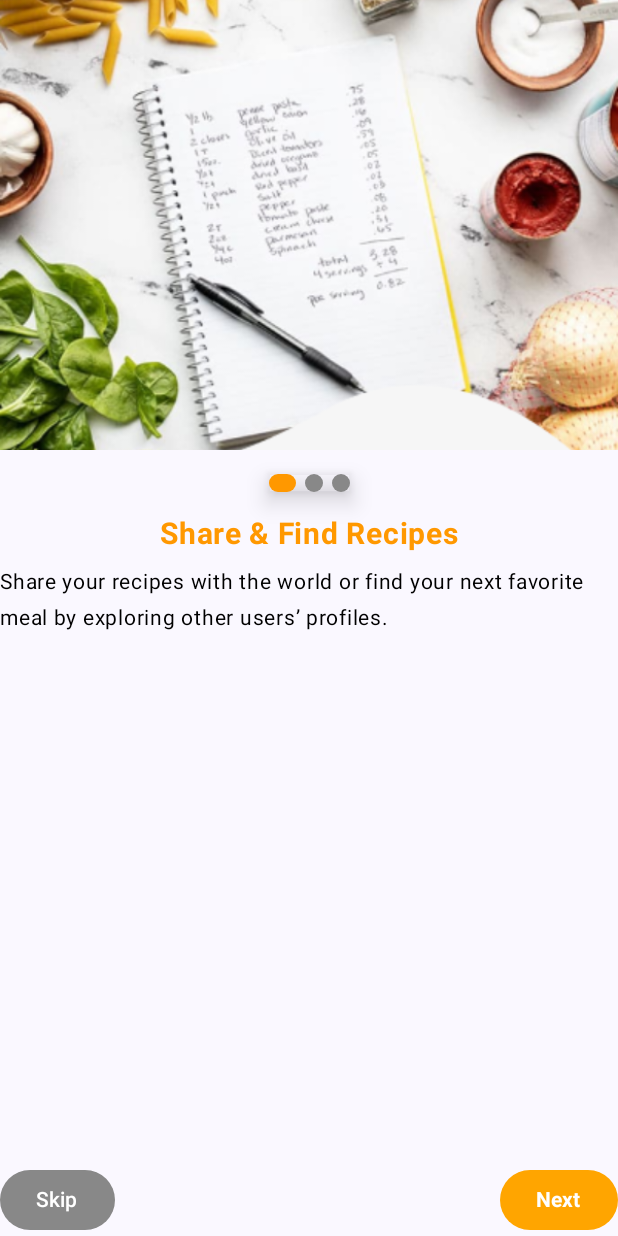
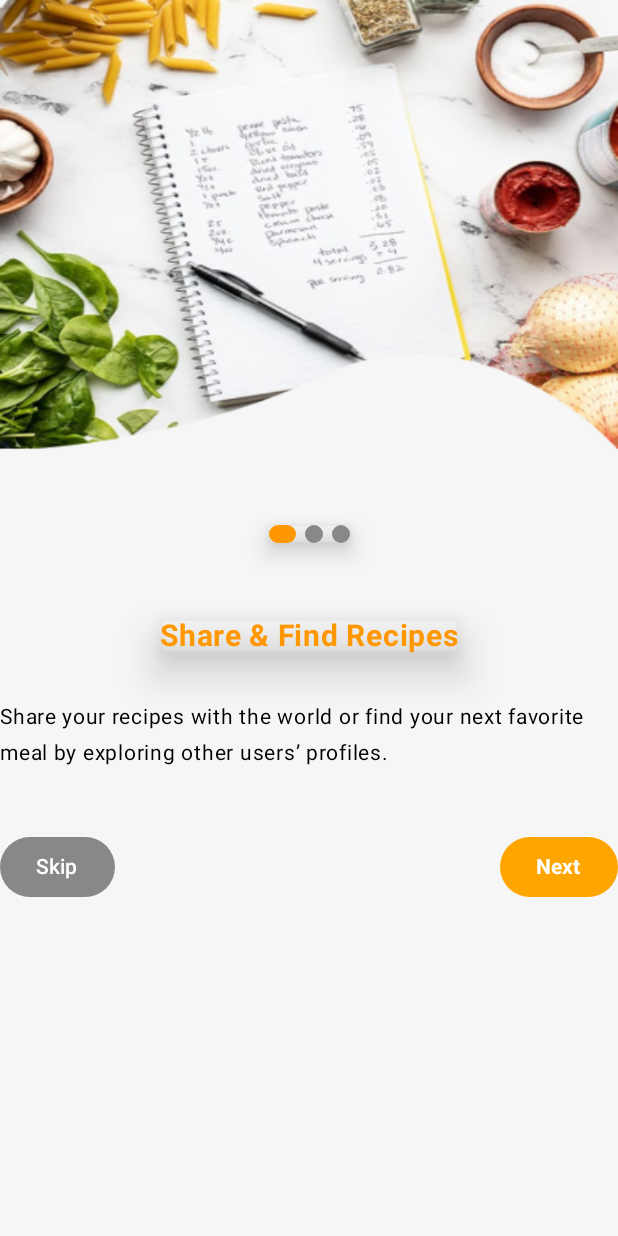
Before and after one commit to LuisIvanJassoLopez010403/CookBook, an Android app built with Jetpack Compose: the screen it shows after launch (MainActivity), on a phone screen of 412 x 824 dp. Run offline under Robolectric (Android 15) with nearby library versions, the light colour scheme and no system bars.

Commit message:
Se modifica primer pantalla del onboarding

```diff
--- a/app/src/main/java/com/example/cookbook/MainActivity.kt
+++ b/app/src/main/java/com/example/cookbook/MainActivity.kt
@@ -12,7 +12,6 @@ import androidx.compose.ui.Modifier
 import androidx.compose.ui.tooling.preview.Preview
 import com.example.cookbook.login.LoginScreen
 import com.example.cookbook.onboarding.Onboarding1Screen
-import com.example.cookbook.signup.SignUpScreen
 import com.example.cookbook.ui.theme.CookBookTheme
 
 class MainActivity : ComponentActivity() {
@@ -20,7 +19,6 @@ class MainActivity : ComponentActivity() {
         super.onCreate(savedInstanceState)
         setContent {
             CookBookTheme {
-                // A surface container using the 'background' color from the theme
                 Surface(
                     modifier = Modifier.fillMaxSize(),
                     color = MaterialTheme.colorScheme.background
--- a/app/src/main/java/com/example/cookbook/onboarding/OnboardingView.kt
+++ b/app/src/main/java/com/example/cookbook/onboarding/OnboardingView.kt
@@ -33,22 +33,21 @@ class Onboarding1Activity : ComponentActivity() {
 @Composable
 fun Onboarding1Screen() {
     Column(
+        Modifier.background(Color(0xFFF6F6F6)),
         horizontalAlignment = Alignment.CenterHorizontally,
-        verticalArrangement = Arrangement.Center
+        verticalArrangement = Arrangement.Top
     ) {
-        // Image at the top
         Image(
-            painter = painterResource(id = R.drawable.aonboarding),
+            painter = painterResource(id = R.drawable.aaonboarding),
             contentDescription = "Descripción de la imagen",
             modifier = Modifier
                 .fillMaxWidth()
                 .size(300.dp),
-            contentScale = ContentScale.Crop
+            contentScale = ContentScale.FillBounds
         )
 
-        Spacer(modifier = Modifier.height(16.dp))
+        Spacer(modifier = Modifier.height(50.dp))
 
-        // Progress Indicator
         Row(
             modifier = Modifier
                 .align(Alignment.CenterHorizontally)
@@ -61,28 +60,26 @@ fun Onboarding1Screen() {
             Box(modifier = Modifier.size(12.dp, 12.dp).background(Color.Gray, RoundedCornerShape(6.dp)))
         }
 
-        Spacer(modifier = Modifier.height(16.dp))
+        Spacer(modifier = Modifier.height(50.dp))
 
-        // Subtitle
         Text(
             text = "Share & Find Recipes",
             fontSize = 20.sp,
             fontWeight = FontWeight.Bold,
-            color = Color(0xFFFF9800) // Orange color
+            color = Color(0xFFFF9800),
+            modifier = Modifier.shadow(17.dp)
         )
 
-        Spacer(modifier = Modifier.height(8.dp))
+        Spacer(modifier = Modifier.height(30.dp))
 
-        // Description Text
         Text(
             text = "Share your recipes with the world or find your next favorite meal by exploring other users’ profiles.",
             fontSize = 14.sp,
             color = Color.Black
         )
 
-        Spacer(modifier = Modifier.weight(1f)) // Spacer to push buttons to the bottom
+        Spacer(modifier = Modifier.height(40.dp))
 
-        // Buttons
         Row(
             modifier = Modifier.fillMaxWidth(),
             horizontalArrangement = Arrangement.SpaceBetween
@@ -94,9 +91,11 @@ fun Onboarding1Screen() {
                 Text(text = "Skip", color = Color.White)
             }
 
+            Spacer(modifier = Modifier.width(200.dp))
+
             Button(
                 onClick = { /* Handle Next logic */ },
-                colors = ButtonDefaults.buttonColors(Color(0xFFFFA500)) // Orange color
+                colors = ButtonDefaults.buttonColors(Color(0xFFFFA500))
             ) {
                 Text(text = "Next", fontWeight = FontWeight.Bold, color = Color.White)
             }
```
Also changed, not shown: app/src/main/res/drawable/aaonboarding.png (added).
